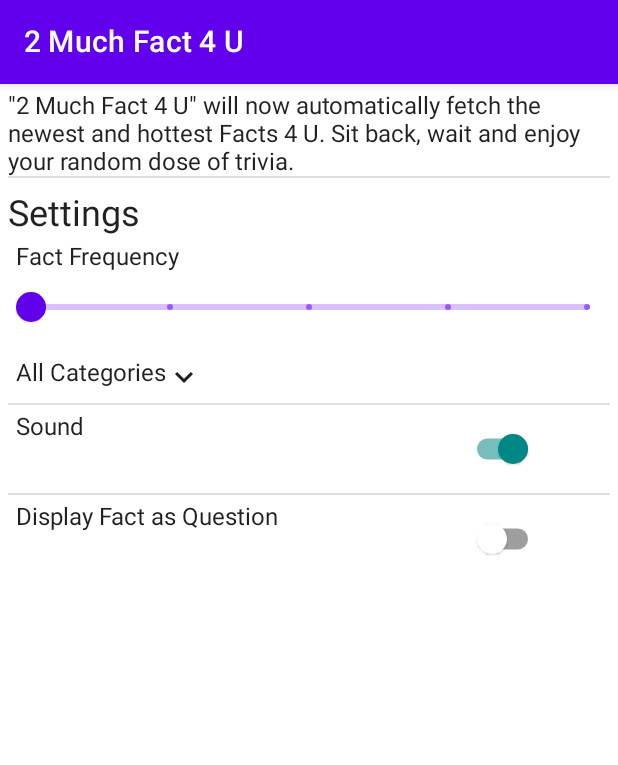
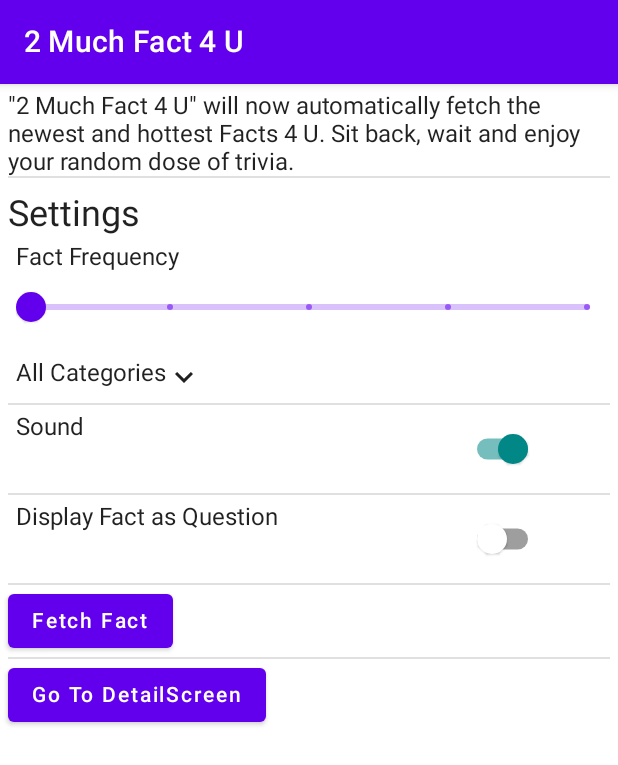
Before and after one commit to DworshiFH/TooMuchFact4U, an Android app built with Jetpack Compose: the screen it shows after launch (MainActivity), on a phone screen of 412 x 824 dp. Shown: the top 765 px of the screen. Run offline under Robolectric (Android 15) with nearby library versions, the phone set to English and light mode, and no system bars.

```diff
--- a/app/src/main/java/at/ac/fhcampuswien/toomuchfact4u/MainActivity.kt
+++ b/app/src/main/java/at/ac/fhcampuswien/toomuchfact4u/MainActivity.kt
@@ -10,9 +10,11 @@ import androidx.compose.material.Surface
 import androidx.compose.material.Text
 import androidx.compose.runtime.Composable
 import androidx.compose.ui.Modifier
+import androidx.compose.ui.platform.LocalContext
 import androidx.compose.ui.tooling.preview.Preview
 import at.ac.fhcampuswien.toomuchfact4u.navigation.FactNavigation
 import at.ac.fhcampuswien.toomuchfact4u.ui.theme.TooMuchFact4UTheme
+import at.ac.fhcampuswien.toomuchfact4u.widgets.CreateNotificationChannel
 
 class MainActivity : ComponentActivity() {
 
--- a/app/src/main/java/at/ac/fhcampuswien/toomuchfact4u/navigation/FactNavigation.kt
+++ b/app/src/main/java/at/ac/fhcampuswien/toomuchfact4u/navigation/FactNavigation.kt
@@ -8,6 +8,7 @@ import androidx.navigation.compose.composable
 import androidx.navigation.compose.rememberNavController
 import at.ac.fhcampuswien.toomuchfact4u.screens.home.HomeScreen
 import at.ac.fhcampuswien.toomuchfact4u.viewmodels.FactViewModel
+import at.ac.fhcampuswien.toomuchfact4u.screens.detail.DetailScreen
 
 @Composable
 fun FactNavigation(){
@@ -21,6 +22,11 @@ fun FactNavigation(){
         ) {
             HomeScreen(navController, factVM)
         }
+
+        composable(
+            route = FactScreens.DetailScreen.name
+        ){
+            DetailScreen(factVM = factVM)
+        }
     }
-
 }
--- a/app/src/main/java/at/ac/fhcampuswien/toomuchfact4u/screens/home/HomeScreen.kt
+++ b/app/src/main/java/at/ac/fhcampuswien/toomuchfact4u/screens/home/HomeScreen.kt
@@ -16,10 +16,10 @@ import at.ac.fhcampuswien.toomuchfact4u.viewmodels.FactViewModel
 import androidx.lifecycle.viewmodel.compose.viewModel
 import androidx.navigation.NavController
 import androidx.navigation.compose.rememberNavController
+import at.ac.fhcampuswien.toomuchfact4u.navigation.FactScreens
 
-@Preview(showBackground = true)
 @Composable
-fun HomeScreen(navController: NavController = rememberNavController(), viewModel: FactViewModel = viewModel()){
+fun HomeScreen(navController: NavController, viewModel: FactViewModel = viewModel()){
     Scaffold(
         topBar = {
             TopAppBar( title = {
@@ -27,12 +27,12 @@ fun HomeScreen(navController: NavController = rememberNavController(), viewModel
             } )
         }
     ) {
-        MainContent(viewModel)
+        MainContent(navController, viewModel)
     }
 }
 
 @Composable
-fun MainContent(/*TODO Navigation Component*/ viewModel: FactViewModel){
+fun MainContent(navController: NavController, viewModel: FactViewModel){
 
     Column(modifier = Modifier
         .fillMaxWidth()
@@ -118,6 +118,20 @@ fun MainContent(/*TODO Navigation Component*/ viewModel: FactViewModel){
                 )
             }
         }
+
+        Divider()
+        Button(onClick = {
+            viewModel.fetchNewFact()
+        }) {
+            Text(text = "Fetch Fact")
+        }
+
+        Divider()
+        Button(onClick = {
+            navController.navigate(route = FactScreens.DetailScreen.name)
+        }) {
+            Text(text = "Go To DetailScreen")
+        }
     }
 }
 
@@ -156,7 +170,6 @@ fun DropdownCategorySelector(viewModel: FactViewModel) {
                     expanded = false
                     viewModel.setCategory(index)
                     Log.i("HomeScreen", "index = $index")
-                    Log.i("HomeScreen", "Category = " + viewModel.getURL())
                 }) {
                     Text(text = items[index], style = MaterialTheme.typography.body1)
                 }
```
Also changed, not shown: app/src/main/java/at/ac/fhcampuswien/toomuchfact4u/screens/detail/DetailScreen.kt (+28 -20 lines), app/src/main/java/at/ac/fhcampuswien/toomuchfact4u/viewmodels/FactViewModel.kt (+20 -24 lines), app/src/main/java/at/ac/fhcampuswien/toomuchfact4u/widgets/notificationWidgets.kt (added, +54 -0 lines).
